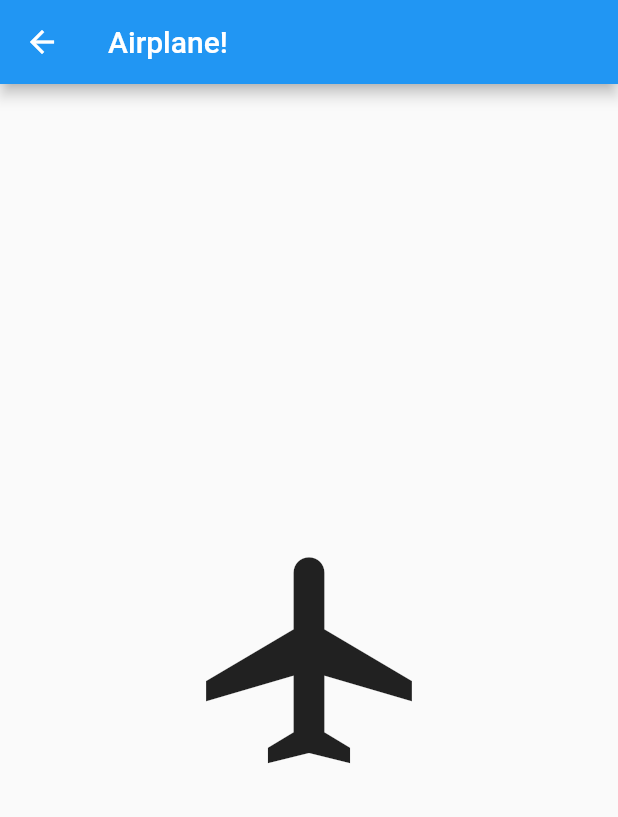
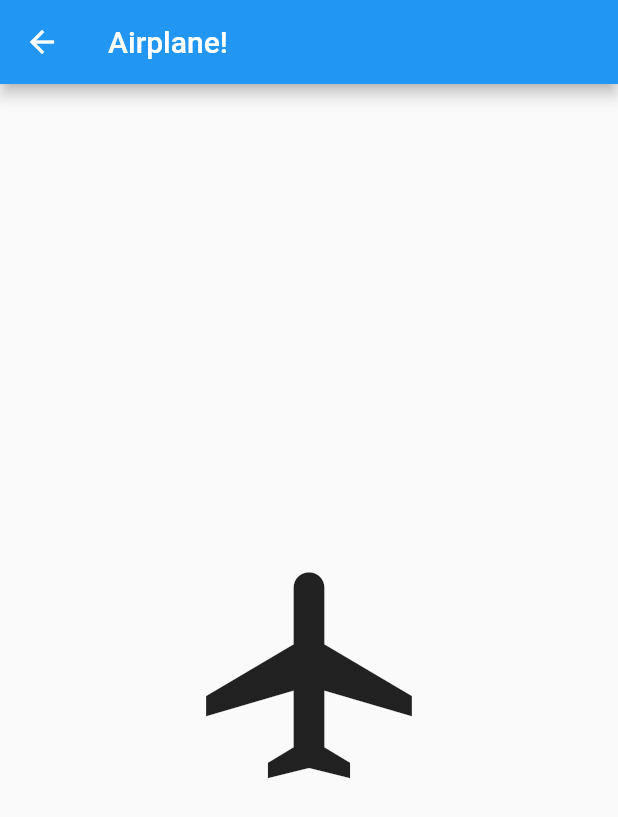
Before and after one commit to erdoganerhan/flutter_animation, a Flutter app: the screen it shows after launch, after a tap on "Airplane!", on a phone screen of 412 x 824 dp. Shown: the top 817 px of the screen. Run offline on Flutter 3.47's test engine with Material 2 defaults, Android fonts, the phone set to English and light mode, and no system bars; Roboto replaces fonts that are missing (Varela).

Commit message:
implement bouncing ball.

```diff
--- a/lib/pages/airplane.dart
+++ b/lib/pages/airplane.dart
@@ -55,12 +55,39 @@ class AnimatedIcon extends AnimatedWidget {
         appBar: AppBar(
           title: const Text('Airplane!'),
         ),
-      body: Container(
+        body: GrowTransition(
+          child: Container(
             margin: const EdgeInsets.symmetric(vertical: 10),
             child: Center(
               child: Icon(Icons.airplanemode_active, size: animation.value),
             ),
           ),
+          animation: animation,
+        ));
+  }
+}
+
+class GrowTransition extends StatelessWidget {
+  const GrowTransition({required this.child, required this.animation, Key? key})
+      : super(key: key);
+
+  final Widget child;
+  final Animation<double> animation;
+
+  @override
+  Widget build(BuildContext context) {
+    return Center(
+      child: AnimatedBuilder(
+        animation: animation,
+        builder: (context, child) {
+          return SizedBox(
+            height: animation.value,
+            width: animation.value,
+            child: child,
+          );
+        },
+        child: child,
+      ),
     );
   }
 }
--- a/lib/pages/apps.dart
+++ b/lib/pages/apps.dart
@@ -1,5 +1,6 @@
 import 'package:flutter/material.dart';
 import 'package:flutter_animation/pages/airplane.dart';
+import 'package:flutter_animation/pages/bouncing_ball.dart';
 
 class Apps extends StatefulWidget {
   const Apps({Key? key}) : super(key: key);
@@ -25,6 +26,16 @@ class _AppsState extends State<Apps> {
                     context,
                     MaterialPageRoute(builder: (context) => const Airplane()),
                   );
+                }),
+            ListTile(
+                leading: const Icon(Icons.circle),
+                title: const Text('Bouncing Ball'),
+                onTap: () {
+                  Navigator.push(
+                    context,
+                    MaterialPageRoute(
+                        builder: (context) => const BouncingBallDemo()),
+                  );
                 })
           ],
         ));
```
Also changed, not shown: lib/pages/bouncing_ball.dart (added, +82 -0 lines). Lines whose indentation alone changed are shown as unchanged.
